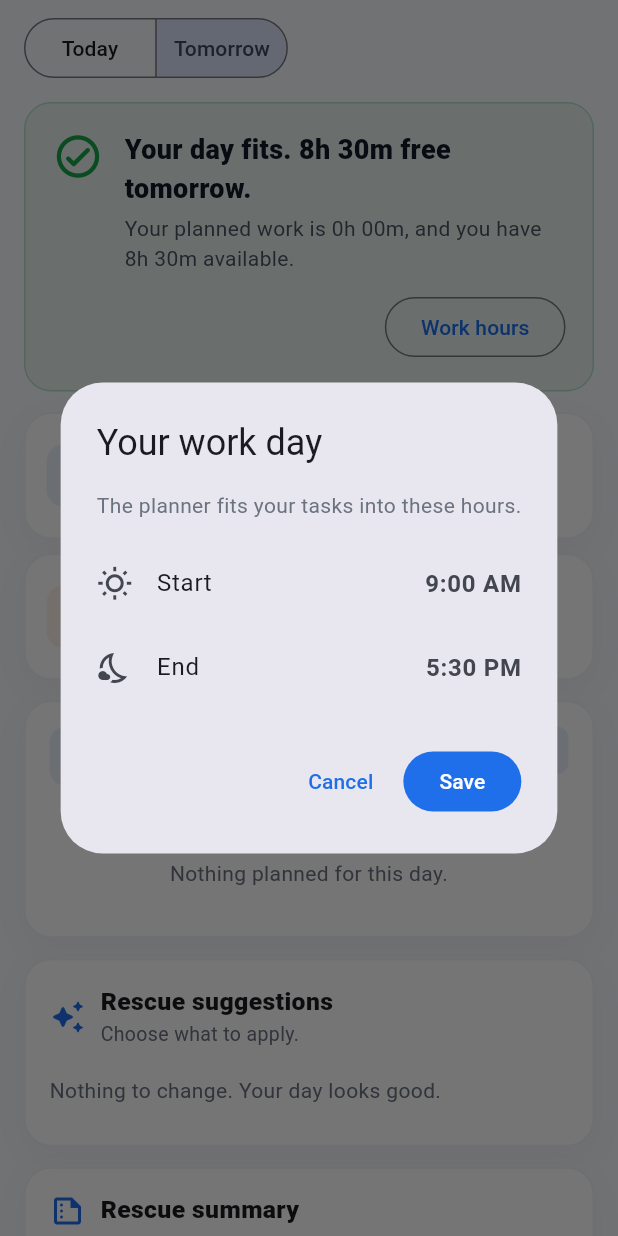
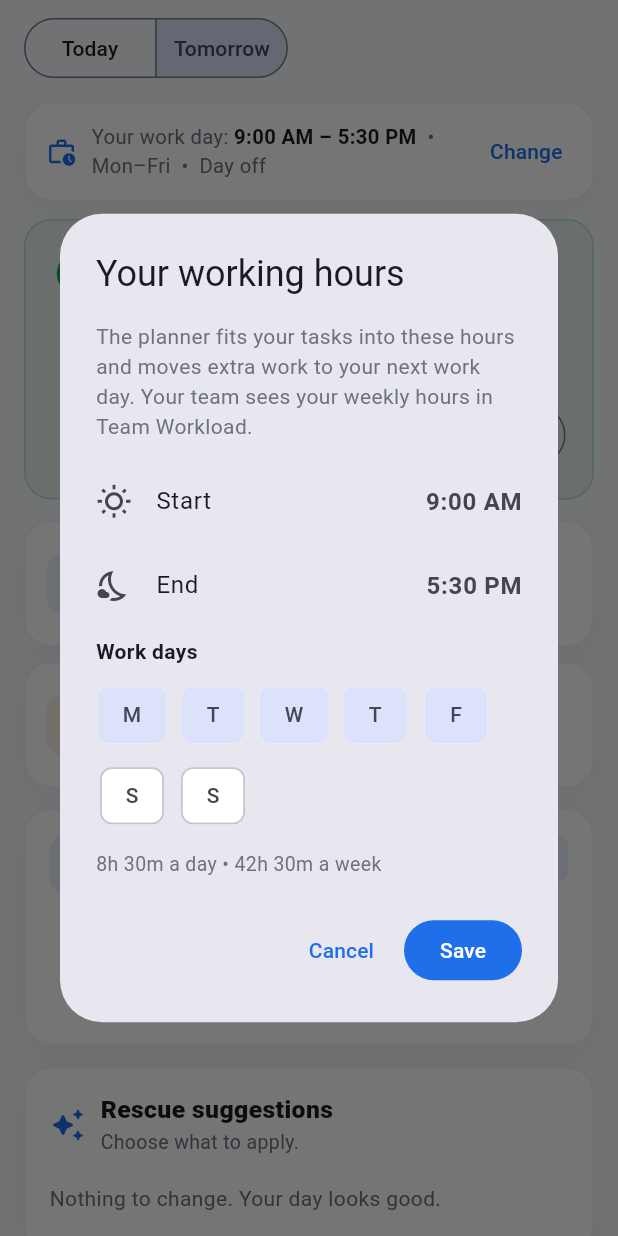
Before and after one commit to adeelappdevzone-code/TaskFlow-APK, a Flutter app: the PlannerScreen screen opened directly, after a tap on "Tomorrow", after a tap on "Work hours", on a phone screen of 412 x 824 dp. Run offline on Flutter 3.47's test engine with Material 3 defaults, Android fonts, the phone set to English and light mode, and no system bars; our stand-ins replace cloud_firestore, firebase_auth, firebase_core, flutter_local_notifications, google_sign_in, pdf and 3 more; accounts and stored records are empty.

Commit message:
Working hours: work days in settings, planner shows the work day, rescue moves to the next free work day, workload uses each member's hours
Co-Authored-By: Claude Opus 5.5 <noreply@anthropic.com>
Claude-Session: https://claude.ai/code/session_01XQnJQfpjbNfvPBhaFiqxhy

```diff
--- a/lib/data/app_store.dart
+++ b/lib/data/app_store.dart
@@ -79,6 +79,19 @@ class AppStore extends ChangeNotifier {
   /// Work day for the planner, minutes after midnight.
   int workStart = 9 * 60;
   int workEnd = 17 * 60 + 30;
+
+  /// Work days (DateTime.monday..DateTime.sunday).
+  List<int> workDays = defaultWorkDays;
+
+  /// True once I saved my own work hours (Team Workload then uses them).
+  bool workHoursSet = false;
+
+  static const defaultWorkDays = [1, 2, 3, 4, 5];
+
+  bool isWorkDay(DateTime d) => workDays.contains(d.weekday);
+
+  /// Minutes I work in a week.
+  int get weekMinutes => (workEnd - workStart).clamp(0, 24 * 60) * workDays.length;
 
   Timer? _reminderTimer;
   Timer? _phoneReminderSync;
@@ -190,6 +203,8 @@ class AppStore extends ChangeNotifier {
     notifComments = true;
     workStart = 9 * 60;
     workEnd = 17 * 60 + 30;
+    workDays = defaultWorkDays;
+    workHoursSet = false;
     savedViews = [];
     lastBackupAt = null;
   }
@@ -219,6 +234,14 @@ class AppStore extends ChangeNotifier {
       ];
       workStart = (d['work_start'] as int?) ?? 9 * 60;
       workEnd = (d['work_end'] as int?) ?? 17 * 60 + 30;
+      final days = {
+        for (final x in (d['work_days'] as List?) ?? const [])
+          if (x is int && x >= 1 && x <= 7) x
+      }.toList()
+        ..sort();
+      workDays = days.isEmpty ? defaultWorkDays : days;
+      workHoursSet = d['work_start'] is int;
+      TeamStore.instance.setMyWeekMinutes(workHoursSet ? weekMinutes : null);
       final backup = d['last_backup_at'];
       lastBackupAt = backup is int ? DateTime.fromMillisecondsSinceEpoch(backup) : null;
       schedulePhoneReminders();
@@ -586,10 +609,13 @@ class AppStore extends ChangeNotifier {
     _savePrefs({'saved_views': savedViews.map((x) => x.toMap()).toList()});
   }
 
-  void setWorkHours(int start, int end) {
+  void setWorkHours(int start, int end, [List<int>? days]) {
     workStart = start;
     workEnd = end;
-    _savePrefs({'work_start': start, 'work_end': end});
+    if (days != null && days.isNotEmpty) workDays = ([...days.toSet()]..sort());
+    workHoursSet = true;
+    _savePrefs({'work_start': start, 'work_end': end, 'work_days': workDays});
+    TeamStore.instance.setMyWeekMinutes(weekMinutes);
   }
 
   void setNotif(String which, bool on) {
--- a/lib/data/planner.dart
+++ b/lib/data/planner.dart
@@ -6,8 +6,8 @@ import 'task_repository.dart';
 
 // Daily planner / rescue: how much work is planned for a day against the
 // time available in the work day, and a plan to fix an overloaded day
-// (move flexible low-priority work to tomorrow, bring overdue work in, give
-// every flexible task a time slot).
+// (move flexible low-priority work to the next work day that has room, bring
+// overdue work in, give every flexible task a time slot).
 
 /// Minutes a task takes when it has no estimate and no times.
 const kDefaultTaskMinutes = 30;
@@ -51,13 +51,28 @@ class DayPlan {
   final List<PlanEntry> before;
   final List<RescueSuggestion> suggestions;
 
+  /// The work day settings and all my tasks, to find where moved tasks go.
+  final int workStart;
+  final int workEnd;
+
+  /// Work days (DateTime.monday..sunday); null: every day.
+  final List<int>? workDays;
+  final List<TaskRef> all;
+
   const DayPlan({
     required this.day,
     required this.windowStart,
     required this.windowEnd,
     required this.before,
     required this.suggestions,
+    this.workStart = 9 * 60,
+    this.workEnd = 17 * 60 + 30,
+    this.workDays,
+    this.all = const [],
   });
+
+  /// False on a day off (not one of my work days).
+  bool get isWorkDay => workDays == null || workDays!.contains(day.weekday);
 
   int get availableMinutes => max(0, windowEnd.difference(windowStart).inMinutes);
   int get plannedMinutes => before.fold(0, (s, e) => s + e.minutes);
@@ -185,12 +200,14 @@ List<PlanEntry> _layout(
 /// The plan for [day] from my tasks ([all], e.g. [TaskRepository.myTasks]).
 /// The work day is [workStart]..[workEnd] minutes after midnight; today it
 /// starts no earlier than [now].
+/// On a day that is not in [workDays] there is no work time.
 DayPlan planDay(List<TaskRef> all, DateTime day, DateTime now,
-    {int workStart = 9 * 60, int workEnd = 17 * 60 + 30}) {
+    {int workStart = 9 * 60, int workEnd = 17 * 60 + 30, List<int>? workDays}) {
   final d = dateOnly(day);
   final isToday = d == dateOnly(now);
+  final dayOff = workDays != null && !workDays.contains(d.weekday);
   final dayStart = d.add(Duration(minutes: workStart));
-  final windowEnd = d.add(Duration(minutes: max(workEnd, workStart)));
+  final windowEnd = dayOff ? dayStart : d.add(Duration(minutes: max(workEnd, workStart)));
   var windowStart = isToday && now.isAfter(dayStart) ? _roundUp(now) : dayStart;
   if (windowStart.isAfter(windowEnd)) windowStart = windowEnd;
 
@@ -254,24 +271,59 @@ DayPlan planDay(List<TaskRef> all, DateTime day, DateTime now,
     windowEnd: windowEnd,
     before: before,
     suggestions: suggestions,
+    workStart: workStart,
+    workEnd: workEnd,
+    workDays: workDays,
+    all: all,
   );
+}
+
+/// Where each moved task goes: the next work day after the plan's day that
+/// still has room for it (its own tasks plus what was moved there). When no
+/// day in the next 60 has room, the next work day.
+Map<String, DateTime> moveTargets(DayPlan plan, List<TaskRef> moving) {
+  final perDay = max(0, plan.workEnd - plan.workStart);
+  final ids = moving.map((r) => r.task.id).toSet();
+  final load = <DateTime, int>{};
+  for (final r in plan.all) {
+    final t = r.task;
+    if (t.status != TaskStatus.pending || ids.contains(t.id)) continue;
+    final d = dateOnly(t.startAt);
+    if (!d.isAfter(plan.day)) continue;
+    load[d] = (load[d] ?? 0) + taskMinutes(t).$1;
+  }
+  bool works(DateTime d) => plan.workDays == null || plan.workDays!.contains(d.weekday);
+  final days = <DateTime>[];
+  for (var i = 1; days.length < 60 && i <= 400; i++) {
+    final d = DateTime(plan.day.year, plan.day.month, plan.day.day + i);
+    if (works(d)) days.add(d);
+  }
+  if (days.isEmpty) days.add(DateTime(plan.day.year, plan.day.month, plan.day.day + 1));
+  final out = <String, DateTime>{};
+  for (final r in moving) {
+    final mins = taskMinutes(r.task).$1;
+    final d = days.firstWhere((d) => (load[d] ?? 0) + mins <= perDay, orElse: () => days.first);
+    load[d] = (load[d] ?? 0) + mins;
+    out[r.task.id] = d;
+  }
+  return out;
 }
 
 /// The changes to save for the chosen suggestions: task → new start/end
 /// (null end keeps it all day).
 Map<TaskRef, (DateTime, DateTime?)> rescueChanges(DayPlan plan, Set<RescueKind> chosen) {
   final out = <TaskRef, (DateTime, DateTime?)>{};
-  final tomorrow = plan.day.add(const Duration(days: 1));
   for (final s in plan.suggestions) {
     if (!chosen.contains(s.kind) || s.kind != RescueKind.moveLow) continue;
+    final targets = moveTargets(plan, s.tasks);
     for (final r in s.tasks) {
       final t = r.task;
+      final to = targets[t.id]!;
       if (t.isAllDay) {
-        out[r] = (tomorrow, DateTime(tomorrow.year, tomorrow.month, tomorrow.day, 23, 59));
+        out[r] = (to, DateTime(to.year, to.month, to.day, 23, 59));
       } else {
         final len = (t.endAt ?? t.startAt).difference(t.startAt);
-        final s0 =
-            DateTime(tomorrow.year, tomorrow.month, tomorrow.day, t.startAt.hour, t.startAt.minute);
+        final s0 = DateTime(to.year, to.month, to.day, t.startAt.hour, t.startAt.minute);
         out[r] = (s0, s0.add(len));
       }
     }
--- a/lib/data/team_models.dart
+++ b/lib/data/team_models.dart
@@ -24,13 +24,23 @@ extension TeamRoleX on TeamRole {
 class TeamMemberInfo {
   final String name;
   final String email;
-  const TeamMemberInfo({required this.name, required this.email});
 
-  Map<String, dynamic> toMap() => {'name': name, 'email': email};
+  /// Minutes the person works in a week (their own work hours × work days).
+  /// Null until they set their work hours: the team's [Team.weekHours] is used.
+  final int? weekMinutes;
+  const TeamMemberInfo({required this.name, required this.email, this.weekMinutes});
+
+  Map<String, dynamic> toMap() => {
+        'name': name,
+        'email': email,
+        if (weekMinutes != null) 'week_min': weekMinutes,
+      };
 
   factory TeamMemberInfo.fromMap(Map<String, dynamic> m) => TeamMemberInfo(
         name: (m['name'] as String?) ?? '',
         email: (m['email'] as String?) ?? '',
+        weekMinutes:
+            m['week_min'] is int && (m['week_min'] as int) > 0 ? m['week_min'] as int : null,
       );
 }
 
@@ -126,9 +136,8 @@ class Team {
       },
       createdAt: _dt(m['created_at']),
       updatedAt: _dt(m['updated_at'] ?? m['created_at']),
-      weekHours: m['week_hours'] is int && (m['week_hours'] as int) > 0
-          ? m['week_hours'] as int
-          : 40,
+      weekHours:
+          m['week_hours'] is int && (m['week_hours'] as int) > 0 ? m['week_hours'] as int : 40,
     );
   }
 }
--- a/lib/data/workload.dart
+++ b/lib/data/workload.dart
@@ -132,7 +132,9 @@ WorkloadReport buildWorkload(List<Team> teams, List<TaskItem> Function(String te
       final m = byUid.putIfAbsent(
           uid, () => MemberLoad(uid, team.nameOf(uid), _roleName(team.roleOf(uid))));
       m.teamIds.add(team.id);
-      final cap = team.weekHours * 60 * days ~/ 5;
+      // Their own work week when they set it, else the team's hours.
+      final week = team.members[uid]?.weekMinutes ?? team.weekHours * 60;
+      final cap = week * days ~/ 5;
       if (cap > m.capacityMinutes) m.capacityMinutes = cap;
     }
     for (final t in tasksOf(team.id)) {
--- a/lib/screens/planner_screen.dart
+++ b/lib/screens/planner_screen.dart
@@ -1,4 +1,5 @@
 import 'package:flutter/material.dart';
+import 'work_hours.dart';
 import 'package:intl/intl.dart';
 
 import '../core/theme.dart';
@@ -52,52 +53,7 @@ class _PlannerScreenState extends State<PlannerScreen> {
           if (s.kind != RescueKind.timeBlock || plan.overloadMinutes > 0) s.kind
       };
 
-  Future<void> _customize() async {
-    final store = AppStore.instance;
-    var start = TimeOfDay(hour: store.workStart ~/ 60, minute: store.workStart % 60);
-    var end = TimeOfDay(hour: store.workEnd ~/ 60, minute: store.workEnd % 60);
-    final ok = await showDialog<bool>(
-      context: context,
-      builder: (ctx) => StatefulBuilder(
-        builder: (ctx, setState) => AlertDialog(
-          title: const Text('Your work day'),
-          content: Column(
-            mainAxisSize: MainAxisSize.min,
-            crossAxisAlignment: CrossAxisAlignment.stretch,
-            children: [
-              const Text('The planner fits your tasks into these hours.',
-                  style: TextStyle(color: AppColors.textMuted)),
-              const SizedBox(height: 14),
-              for (final (label, isStart) in [('Start', true), ('End', false)])
-                ListTile(
-                  contentPadding: EdgeInsets.zero,
-                  leading: Icon(isStart ? Icons.wb_sunny_outlined : Icons.nights_stay_outlined),
-                  title: Text(label),
-                  trailing: Text((isStart ? start : end).format(ctx),
-                      style: const TextStyle(fontWeight: FontWeight.w700, fontSize: 16)),
-                  onTap: () async {
-                    final t =
-                        await showTimePicker(context: ctx, initialTime: isStart ? start : end);
-                    if (t != null) setState(() => isStart ? start = t : end = t);
-                  },
-                ),
-            ],
-          ),
-          actions: [
-            TextButton(onPressed: () => Navigator.pop(ctx, false), child: const Text('Cancel')),
-            FilledButton(onPressed: () => Navigator.pop(ctx, true), child: const Text('Save')),
-          ],
-        ),
-      ),
-    );
-    if (ok != true) return;
-    final s = start.hour * 60 + start.minute, e = end.hour * 60 + end.minute;
-    if (e <= s) {
-      if (mounted) showSnack(context, 'The end must be after the start.');
-      return;
-    }
-    store.setWorkHours(s, e);
-  }
+  Future<void> _customize() => editWorkHours(context);
 
   void _apply(DayPlan plan, Set<RescueKind> chosen) {
     final changes = rescueChanges(plan, chosen);
@@ -125,7 +81,7 @@ class _PlannerScreenState extends State<PlannerScreen> {
         final now = DateTime.now();
         final day = dateOnly(now).add(Duration(days: _tomorrow ? 1 : 0));
         final plan = planDay(TaskRepository.myTasks(), day, now,
-            workStart: store.workStart, workEnd: store.workEnd);
+            workStart: store.workStart, workEnd: store.workEnd, workDays: store.workDays);
         final chosen = _chosenFor(plan);
         final after = plan.after(chosen);
         final showAfter = chosen.isNotEmpty && plan.suggestions.isNotEmpty;
@@ -173,6 +129,8 @@ class _PlannerScreenState extends State<PlannerScreen> {
                 ),
                 const SizedBox(height: 12),
               ],
+              _WorkDayLine(plan: plan, tomorrow: _tomorrow, onChange: _customize),
+              const SizedBox(height: 12),
               _Banner(
                 plan: plan,
                 tomorrow: _tomorrow,
@@ -252,6 +210,46 @@ class _PlannerScreenState extends State<PlannerScreen> {
   }
 }
 
+/// "Your work day: 9:00 AM – 5:30 PM • Mon–Fri • 3h 30m left" + Change.
+class _WorkDayLine extends StatelessWidget {
+  final DayPlan plan;
+  final bool tomorrow;
+  final VoidCallback onChange;
+  const _WorkDayLine({required this.plan, required this.tomorrow, required this.onChange});
+
+  @override
+  Widget build(BuildContext context) {
+    final store = AppStore.instance;
+    final left = !plan.isWorkDay
+        ? 'Day off'
+        : tomorrow
+            ? '${hoursText(plan.availableMinutes)} tomorrow'
+            : '${hoursText(plan.availableMinutes)} left today';
+    return DashCard(
+      padding: const EdgeInsets.fromLTRB(14, 8, 8, 8),
+      child: Row(children: [
+        const Icon(Icons.work_history_outlined, size: 20, color: AppColors.primary),
+        const SizedBox(width: 10),
+        Expanded(
+          child: Text.rich(
+            TextSpan(children: [
+              const TextSpan(text: 'Your work day: ', style: TextStyle(color: AppColors.textMuted)),
+              TextSpan(
+                  text: workHoursText(context),
+                  style: const TextStyle(fontWeight: FontWeight.w700)),
+              TextSpan(
+                  text: '  •  ${workDaysText(store.workDays)}  •  $left',
+                  style: const TextStyle(color: AppColors.textMuted)),
+            ]),
+            style: const TextStyle(fontSize: 13.5),
+          ),
+        ),
+        TextButton(onPressed: onChange, child: const Text('Change')),
+      ]),
+    );
+  }
+}
+
 class _DaySwitch extends StatelessWidget {
   final bool tomorrow;
   final ValueChanged<bool> onChanged;
@@ -286,13 +284,18 @@ class _Banner extends StatelessWidget {
     final day = tomorrow ? 'tomorrow' : 'today';
     final bad = over > 0;
     final color = bad ? AppColors.danger : AppColors.success;
+    final dayOff = !plan.isWorkDay;
     final dayOver = !tomorrow && plan.availableMinutes == 0;
-    final title = dayOver
+    final title = dayOff
+        ? (tomorrow ? 'Tomorrow is not a work day.' : 'Today is not a work day.')
+        : dayOver
             ? 'Your work day is over.'
             : bad
                 ? "You're overloaded by ${_hm(over)} $day."
                 : "Your day fits. ${_hm(plan.availableMinutes - plan.plannedMinutes)} free $day.";
-    final text = dayOver
+    final text = dayOff
+        ? 'Rescue moves extra work to your next work day. Change your work days in Working hours.'
+        : dayOver
             ? 'Switch to Tomorrow to plan ahead, or change your work hours.'
             : 'Your planned work is ${_hm(plan.plannedMinutes)}, and you have '
                 '${_hm(plan.availableMinutes)} available.';
@@ -427,7 +430,7 @@ class _Tiles extends StatelessWidget {
       PlanMark.overdue => ('Overdue', AppColors.danger, AppColors.dangerLight),
       PlanMark.rescheduled => ('Rescheduled', const Color(0xFFB45309), AppColors.warningLight),
       PlanMark.focus => ('Protected', AppColors.success, AppColors.successLight),
-      PlanMark.moved => ('Tomorrow', AppColors.purple, AppColors.purpleLight),
+      PlanMark.moved => ('Later', AppColors.purple, AppColors.purpleLight),
       PlanMark.scheduled => ('Scheduled', AppColors.primary, AppColors.primaryLight),
     };
 
@@ -656,9 +659,9 @@ class _Suggestions extends StatelessWidget {
                 RescueKind.moveLow => (
                     Icons.arrow_forward_rounded,
                     AppColors.purple,
-                    'Move ${s.tasks.length} lower-priority ${s.tasks.length == 1 ? 'task' : 'tasks'} to tomorrow',
-                    'Move ${names(s.tasks)} to tomorrow.',
-                    ['Low / medium priority', 'Tomorrow'],
+                    'Move ${s.tasks.length} lower-priority ${s.tasks.length == 1 ? 'task' : 'tasks'} to a later day',
+                    'Move ${names(s.tasks)} to your next work day with free time.',
+                    ['Low / medium priority', 'Next free work day'],
                   ),
                 RescueKind.overdue => (
                     Icons.history_rounded,
--- a/lib/screens/profile_page.dart
+++ b/lib/screens/profile_page.dart
@@ -583,6 +583,17 @@ class _QuickSettingsCard extends StatelessWidget {
       child: Column(children: [
         _cardHead('Quick Settings'),
         _SettingRow(
+          icon: Icons.work_history_outlined,
+          title: 'Working hours',
+          subtitle: '${workHoursText(context)} • ${workDaysText(store.workDays)}'
+              '${store.workHoursSet ? '' : ' (default)'}',
+          trailing: OutlinedButton(
+            onPressed: () => editWorkHours(context),
+            child: const Text('Change'),
+          ),
+        ),
+        const Divider(height: 1),
+        _SettingRow(
           icon: Icons.dark_mode_outlined,
           title: 'Theme',
           subtitle: 'Dark mode is coming soon',
--- a/lib/screens/profile_screen.dart
+++ b/lib/screens/profile_screen.dart
@@ -8,6 +8,7 @@ import '../data/activity.dart';
 import '../data/app_store.dart';
 import '../data/models.dart';
 import '../data/team_store.dart';
+import 'work_hours.dart';
 import '../widgets/common.dart';
 import '../widgets/dashboard.dart';
 import '../widgets/responsive.dart';
--- a/lib/screens/time_screen.dart
+++ b/lib/screens/time_screen.dart
@@ -427,7 +427,7 @@ class _MyTime extends StatelessWidget {
     final now = DateTime.now();
     final rows = timeRows(refs, start, end, by: _me);
     final totals = timeTotals(rows);
-    final work = workMinutesSoFar(start, end, now, store.workStart, store.workEnd);
+    final work = workMinutesSoFar(start, end, now, store.workStart, store.workEnd, store.workDays);
     final pct = work == 0 ? null : (totals.total * 100 / work).round();
     final today = rows.where((r) => isSameDay(r.entry.start, now)).toList();
 
--- /dev/null
+++ b/lib/screens/work_hours.dart
@@ -0,0 +1,125 @@
+import 'package:flutter/material.dart';
+
+import '../core/theme.dart';
+import '../data/app_store.dart';
+import '../widgets/common.dart';
+
+// My work day: start / end time and work days. Used by the Daily Planner
+// (what fits in a day, where moved tasks go) and Team Workload (capacity).
+
+const _dayLetters = ['M', 'T', 'W', 'T', 'F', 'S', 'S'];
+const _dayNames = ['Mon', 'Tue', 'Wed', 'Thu', 'Fri', 'Sat', 'Sun'];
+
+String _time(BuildContext context, int minutes) =>
+    TimeOfDay(hour: minutes ~/ 60, minute: minutes % 60).format(context);
+
+/// "Mon–Fri", "Mon–Sat", "Mon, Wed, Fri".
+String workDaysText(List<int> days) {
+  final d = [...days]..sort();
+  if (d.isEmpty) return 'No days';
+  if (d.length == 7) return 'Every day';
+  final run = d.last - d.first + 1 == d.length;
+  if (run && d.length > 2) return '${_dayNames[d.first - 1]}–${_dayNames[d.last - 1]}';
+  return d.map((x) => _dayNames[x - 1]).join(', ');
+}
+
+/// "9:00 AM – 5:30 PM".
+String workHoursText(BuildContext context) {
+  final s = AppStore.instance;
+  return '${_time(context, s.workStart)} – ${_time(context, s.workEnd)}';
+}
+
+/// "8h 30m".
+String hoursText(int minutes) {
+  final h = minutes ~/ 60, m = minutes % 60;
+  if (h == 0) return '${m}m';
+  return m == 0 ? '${h}h' : '${h}h ${m}m';
+}
+
+/// Edit my work hours and work days.
+Future<void> editWorkHours(BuildContext context) async {
+  final store = AppStore.instance;
+  var start = TimeOfDay(hour: store.workStart ~/ 60, minute: store.workStart % 60);
+  var end = TimeOfDay(hour: store.workEnd ~/ 60, minute: store.workEnd % 60);
+  final days = {...store.workDays};
+  final ok = await showDialog<bool>(
+    context: context,
+    builder: (ctx) => StatefulBuilder(
+      builder: (ctx, setState) {
+        final mins = (end.hour * 60 + end.minute) - (start.hour * 60 + start.minute);
+        return AlertDialog(
+          title: const Text('Your working hours'),
+          content: SizedBox(
+            width: 400,
+            child: Column(
+              mainAxisSize: MainAxisSize.min,
+              crossAxisAlignment: CrossAxisAlignment.stretch,
+              children: [
+                const Text(
+                    'The planner fits your tasks into these hours and moves extra work to your '
+                    'next work day. Your team sees your weekly hours in Team Workload.',
+                    style: TextStyle(color: AppColors.textMuted)),
+                const SizedBox(height: 12),
+                for (final (label, isStart) in [('Start', true), ('End', false)])
+                  ListTile(
+                    contentPadding: EdgeInsets.zero,
+                    leading: Icon(isStart ? Icons.wb_sunny_outlined : Icons.nights_stay_outlined),
+                    title: Text(label),
+                    trailing: Text((isStart ? start : end).format(ctx),
+                        style: const TextStyle(fontWeight: FontWeight.w700, fontSize: 16)),
+                    onTap: () async {
+                      final t =
+                          await showTimePicker(context: ctx, initialTime: isStart ? start : end);
+                      if (t != null) setState(() => isStart ? start = t : end = t);
+                    },
+                  ),
+                const SizedBox(height: 6),
+                const Text('Work days', style: TextStyle(fontWeight: FontWeight.w700)),
+                const SizedBox(height: 8),
+                Wrap(
+                  spacing: 6,
+                  runSpacing: 6,
+                  children: [
+                    for (var d = 1; d <= 7; d++)
+                      FilterChip(
+                        tooltip: _dayNames[d - 1],
+                        label: Text(_dayLetters[d - 1]),
+                        showCheckmark: false,
+                        selected: days.contains(d),
+                        onSelected: (on) => setState(() => on ? days.add(d) : days.remove(d)),
+                      ),
+                  ],
+                ),
+                const SizedBox(height: 12),
+                Text(
+                  mins > 0 && days.isNotEmpty
+                      ? '${hoursText(mins)} a day • ${hoursText(mins * days.length)} a week'
+                      : 'Pick an end after the start and at least one day.',
+                  style: TextStyle(
+                      color: mins > 0 && days.isNotEmpty ? AppColors.textMuted : AppColors.danger,
+                      fontSize: 13),
+                ),
+              ],
+            ),
+          ),
+          actions: [
+            TextButton(onPressed: () => Navigator.pop(ctx, false), child: const Text('Cancel')),
+            FilledButton(onPressed: () => Navigator.pop(ctx, true), child: const Text('Save')),
+          ],
+        );
+      },
+    ),
+  );
+  if (ok != true) return;
+  final s = start.hour * 60 + start.minute, e = end.hour * 60 + end.minute;
+  if (e <= s) {
+    if (context.mounted) showSnack(context, 'The end must be after the start.');
+    return;
+  }
+  if (days.isEmpty) {
+    if (context.mounted) showSnack(context, 'Pick at least one work day.');
+    return;
+  }
+  store.setWorkHours(s, e, days.toList());
+  if (context.mounted) showSnack(context, 'Working hours saved');
+}
```
Also changed, not shown: lib/data/team_store.dart (+23 -7 lines), lib/data/time_report.dart (+4 -3 lines), 5 other files. Lines whose indentation alone changed are shown as unchanged.
